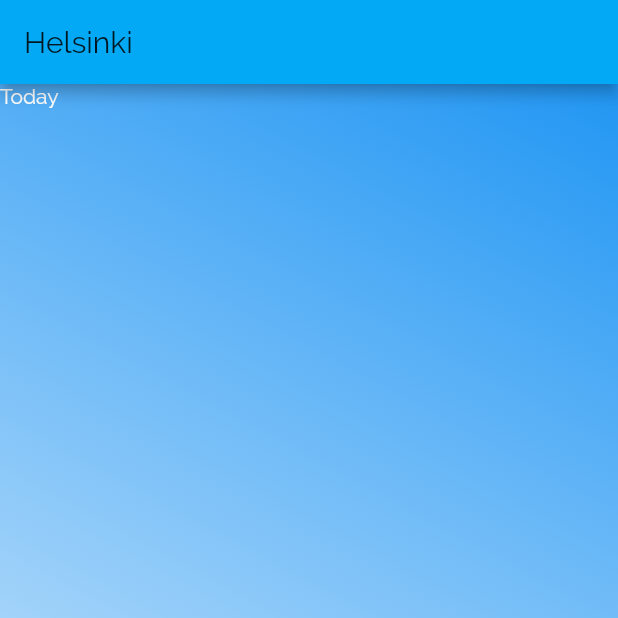
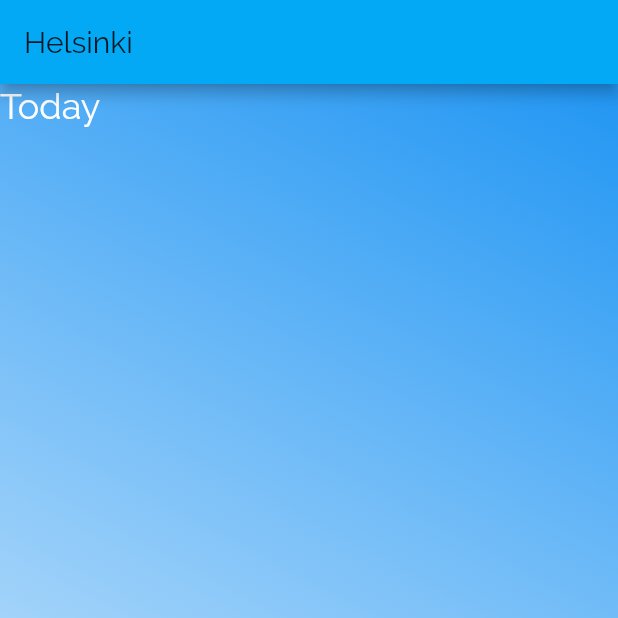
Before and after one commit to obpFin/yawa, a Flutter app: the screen it shows after launch, on a phone screen of 412 x 824 dp, the top half of it. Run offline on Flutter 3.47's test engine with Material 2 defaults, Android fonts, the phone set to English and light mode, and no system bars.

Commit message:
text theme changes

```diff
--- a/lib/main.dart
+++ b/lib/main.dart
@@ -27,7 +27,7 @@ class MyApp extends StatelessWidget {
               barBackgroundColor: Colors.lightBlue,
               textTheme: CupertinoTextThemeData().copyWith(
                   // primaryColor:
-              ),
+                  ),
             ),
           )
         : MaterialApp(
@@ -38,8 +38,13 @@ class MyApp extends StatelessWidget {
               textTheme: ThemeData.light().textTheme.copyWith(
                     body1: TextStyle(
                       color: Colors.white,
+                      fontSize: 24,
                     ),
-                    title: TextStyle(fontSize: 20, fontWeight: FontWeight.bold),
+                    title: TextStyle(
+                      fontSize: 28,
+                      fontWeight: FontWeight.bold,
+                      color: Colors.white,
+                    ),
                   ),
             ),
             routes: {
```
